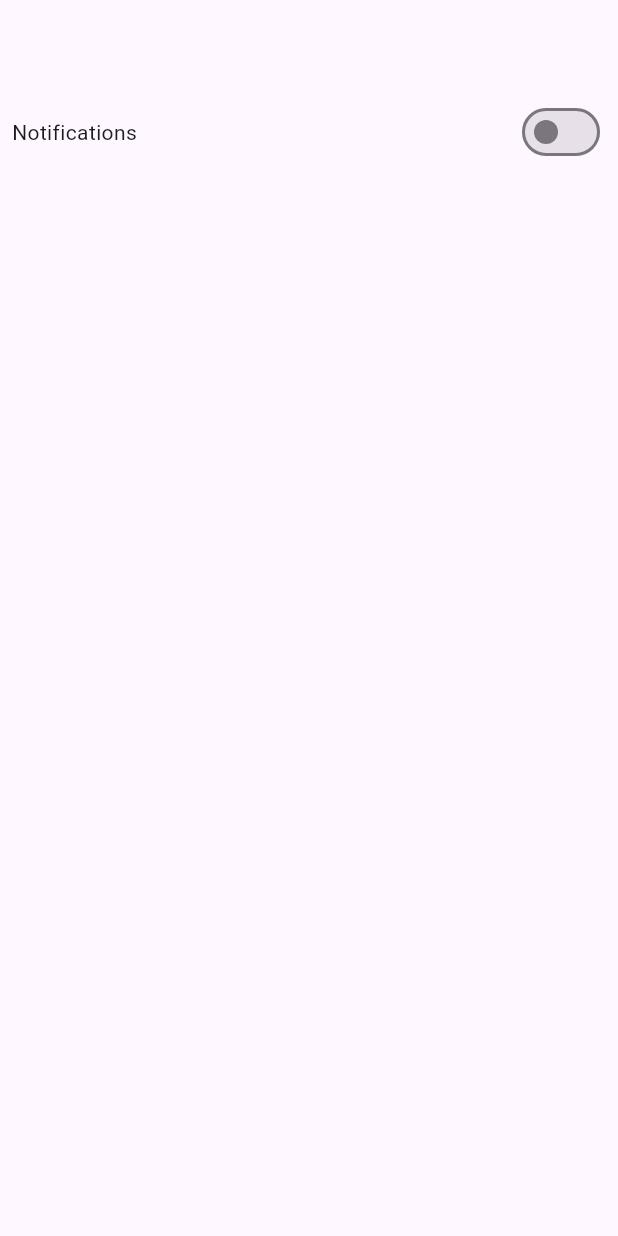
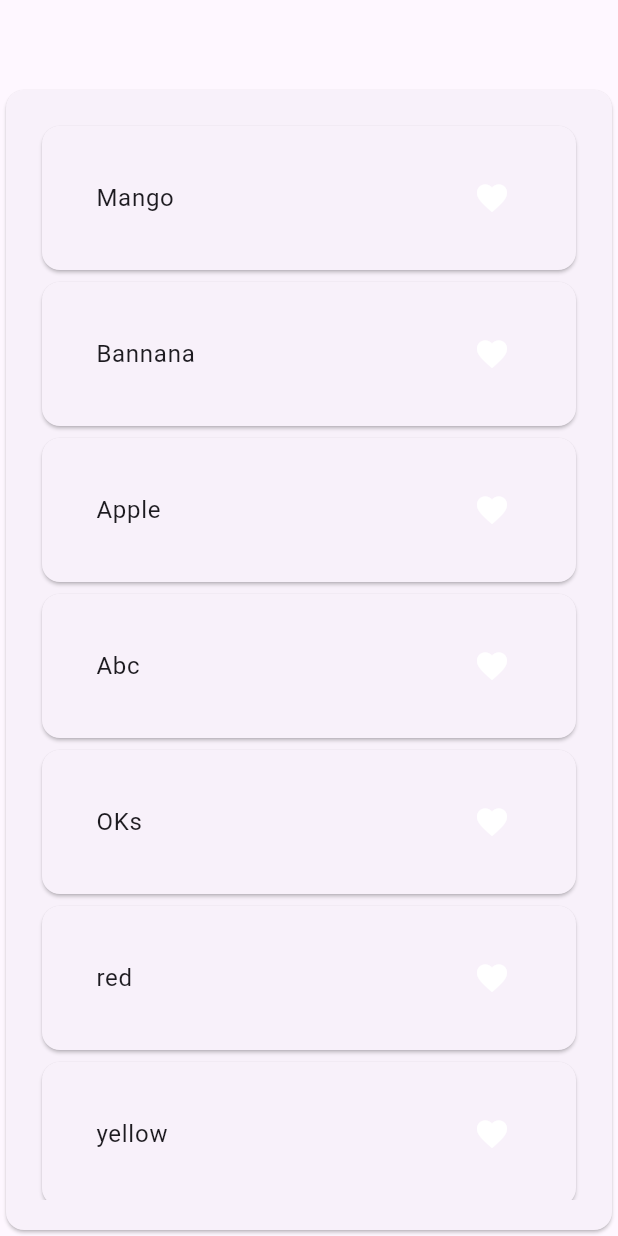
Before and after one commit to muneerhassan55/Getx, a Flutter app: the screen it shows after launch, on a phone screen of 412 x 824 dp. Run offline on Flutter 3.47's test engine with Material 3 defaults, Android fonts, the light colour scheme and no system bars; our stand-ins replace get.

Commit message:
added faviourite list examplle

```diff
--- /dev/null
+++ b/lib/faviourite/faviourite_list_controler.dart
@@ -0,0 +1,24 @@
+import 'package:get/get.dart';
+import 'package:get/get_rx/get_rx.dart';
+
+class FaviouriteListControler extends GetxController {
+  RxList<String> fruitList = [
+    'Mango',
+    'Bannana',
+    'Apple',
+    'Abc',
+    'OKs',
+    'red',
+    'yellow',
+    'lempn',
+    'Orange'
+  ].obs;
+  RxList temfruitList = [].obs;
+  addToFaviourite(String value) {
+    temfruitList.add(value);
+  }
+
+  removeToFaviourite(String value) {
+    temfruitList.remove(value);
+  }
+}
--- /dev/null
+++ b/lib/faviourite/faviourite_screen.dart
@@ -0,0 +1,66 @@
+import 'package:flutter/material.dart';
+import 'package:get/get.dart';
+import 'package:getx_tutorial/faviourite/faviourite_list_controler.dart';
+
+class FaviouriteScreen extends StatefulWidget {
+  const FaviouriteScreen({super.key});
+
+  @override
+  State<FaviouriteScreen> createState() => _FaviouriteScreenState();
+}
+
+class _FaviouriteScreenState extends State<FaviouriteScreen> {
+  FaviouriteListControler _faviouriteListControler =
+      Get.put(FaviouriteListControler());
+  @override
+  Widget build(BuildContext context) {
+    print('Build');
+
+    return Scaffold(
+      appBar: AppBar(),
+      body: Card(
+        child: Padding(
+          padding: const EdgeInsets.symmetric(vertical: 20, horizontal: 20),
+          child: ListView.builder(
+              itemCount: _faviouriteListControler.fruitList.length,
+              // itemCount: fruitList.length,
+              itemBuilder: (context, index) {
+                return Card(
+                    child: Padding(
+                        padding: const EdgeInsets.symmetric(
+                            vertical: 20, horizontal: 20),
+                        child: ListTile(
+                            onTap: () {
+                              if (_faviouriteListControler.temfruitList
+                                  .contains(_faviouriteListControler
+                                      .fruitList[index]
+                                      .toString())) {
+                                _faviouriteListControler.removeToFaviourite(
+                                    _faviouriteListControler.fruitList[index]
+                                        .toString());
+                              } else {
+                                _faviouriteListControler.addToFaviourite(
+                                    _faviouriteListControler.fruitList[index]
+                                        .toString());
+                              }
+                            },
+                            title: Text(_faviouriteListControler
+                                .fruitList[index]
+                                .toString()),
+                            trailing: Obx(
+                              () => Icon(
+                                Icons.favorite,
+                                color: _faviouriteListControler.temfruitList
+                                        .contains(_faviouriteListControler
+                                            .fruitList[index]
+                                            .toString())
+                                    ? Colors.red
+                                    : Colors.white,
+                              ),
+                            ))));
+              }),
+        ),
+      ),
+    );
+  }
+}
--- a/lib/main.dart
+++ b/lib/main.dart
@@ -2,6 +2,7 @@ import 'package:flutter/material.dart';
 import 'package:get/get.dart';
 import 'package:getx_tutorial/color/color_change_screen.dart';
 import 'package:getx_tutorial/counter/counter_screen.dart';
+import 'package:getx_tutorial/faviourite/faviourite_screen.dart';
 import 'package:getx_tutorial/home_Screen.dart';
 import 'package:getx_tutorial/switch/switch_notification_screen.dart';
 
@@ -21,6 +22,6 @@ class MyApp extends StatelessWidget {
           colorScheme: ColorScheme.fromSeed(seedColor: Colors.deepPurple),
           useMaterial3: true,
         ),
-        home: const SwitchNotificationScreen());
+        home: const FaviouriteScreen());
   }
 }
```
